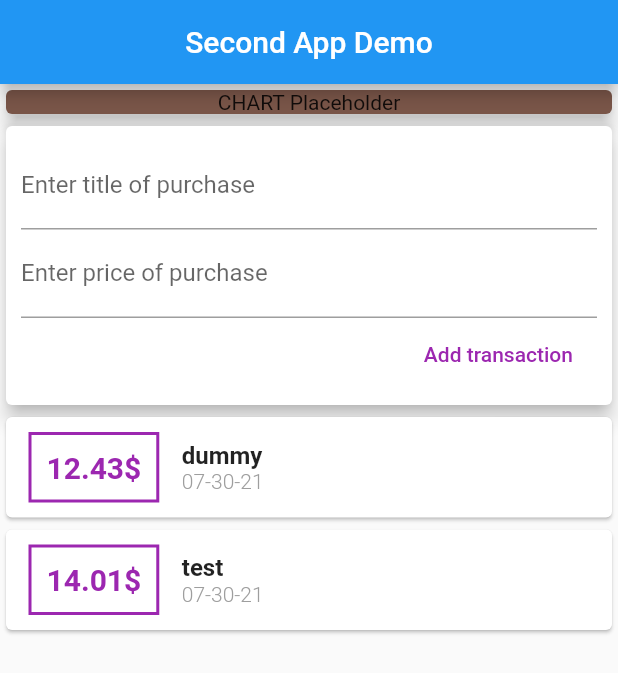
After one commit to alinpahontu2912/expenses-app-flutter-udemy, a Flutter app: the screen it shows after launch, on a phone screen of 412 x 824 dp. The commit adds this screen. Shown: the top 673 px of the screen. Run offline on Flutter 3.47's test engine with Material 2 defaults, Android fonts, the phone set to English and light mode, and no system bars.

Commit message:
split project into multiple widgets, added logic behind scrolling

```diff
--- /dev/null
+++ b/lib/widgets/new_transaction.dart
@@ -0,0 +1,48 @@
+import 'package:flutter/material.dart';
+
+class NewTransaction extends StatelessWidget {
+  final titleController = TextEditingController();
+  final amountController = TextEditingController();
+
+  final Function addTx;
+
+  NewTransaction(this.addTx);
+
+  @override
+  Widget build(BuildContext context) {
+    return Card(
+      elevation: 5,
+      child: Container(
+        margin: EdgeInsets.all(10),
+        //padding: EdgeInsetsGeometry.infinity,
+        child: Column(
+          crossAxisAlignment: CrossAxisAlignment.end,
+          children: [
+            TextField(
+              autocorrect: true,
+              controller: titleController,
+              cursorColor: Colors.indigo,
+              decoration: InputDecoration(
+                labelText: 'Enter title of purchase',
+              ),
+            ),
+            TextField(
+              autocorrect: true,
+              controller: amountController,
+              cursorColor: Colors.indigo,
+              decoration: InputDecoration(
+                labelText: 'Enter price of purchase',
+              ),
+            ),
+            FlatButton(
+                textColor: Colors.purple,
+                onPressed: () {
+                  addTx(titleController.text, double.parse(amountController.text));
+                },
+                child: Text('Add transaction'))
+          ],
+        ),
+      ),
+    );
+  }
+}
--- /dev/null
+++ b/lib/widgets/transaction_list.dart
@@ -0,0 +1,68 @@
+import 'package:flutter/material.dart';
+import 'package:intl/intl.dart';
+import 'package:secondapp/models/transaction.dart';
+
+class TransactionList extends StatelessWidget {
+  final List<Transaction> transactions;
+
+  TransactionList(this.transactions);
+
+  @override
+  Widget build(BuildContext context) {
+    return Container(
+      height: 300,
+      child: ListView.builder(
+        itemBuilder: (ctx, index) {
+          return Card(
+            child: Row(
+              children: [
+                Container(
+                  child: Text(
+                    //tx.amount.toString() + '\$',
+                    '${transactions[index].amount}\$',
+                    style: TextStyle(
+                      fontWeight: FontWeight.bold,
+                      fontSize: 20,
+                      color: Colors.purple,
+                    ),
+                  ),
+                  margin: EdgeInsets.symmetric(vertical: 10, horizontal: 15),
+                  alignment: Alignment.center,
+                  decoration: BoxDecoration(
+                      border: Border.all(
+                        color: Colors.purple,
+                        width: 2,
+                      ),
+                      color: Colors.white54),
+                  padding: EdgeInsets.all(10),
+                ),
+                Column(
+                  mainAxisAlignment: MainAxisAlignment.center,
+                  crossAxisAlignment: CrossAxisAlignment.start,
+                  children: [
+                    Text(
+                      transactions[index].title,
+                      style: TextStyle(
+                        fontSize: 16,
+                        fontWeight: FontWeight.bold,
+                      ),
+                    ),
+                    Text(
+                      DateFormat('MM-dd-yy').format(transactions[index].date),
+                      style: TextStyle(
+                        color: Colors.grey,
+                        fontSize: 14,
+                        fontWeight: FontWeight.w300,
+                      ),
+                    ),
+                  ],
+                )
+              ],
+            ),
+          );
+        },
+        itemCount: transactions.length,
+      ),
+    );
+  }
+}
--- /dev/null
+++ b/lib/widgets/user_transaction.dart
@@ -0,0 +1,38 @@
+import 'package:flutter/material.dart';
+
+import '/models/transaction.dart';
+import './new_transaction.dart';
+import './transaction_list.dart';
+
+class UserTransaction extends StatefulWidget {
+  @override
+  _UserTransactionState createState() => _UserTransactionState();
+}
+
+class _UserTransactionState extends State<UserTransaction> {
+  final List<Transaction> _userTransactions = [
+    Transaction(id: '01', title: 'dummy', amount: 12.43, date: DateTime.now()),
+    Transaction(id: '02', title: 'test', amount: 14.01, date: DateTime.now()),
+  ];
+
+  void _addNewTransaction(String txTitle, double txAmount) {
+    final newTx = Transaction(
+        id: DateTime.now().toString(),
+        title: txTitle,
+        amount: txAmount,
+        date: DateTime.now());
+    setState(() {
+      _userTransactions.add(newTx);
+    });
+  }
+
+  @override
+  Widget build(BuildContext context) {
+    return Column(
+      children: [
+        NewTransaction(_addNewTransaction),
+        TransactionList(_userTransactions),
+      ],
+    );
+  }
+}
```
Also changed, not shown: lib/main.dart (+4 -90 lines), lib/models/transaction.dart (renamed from lib/transaction.dart).
